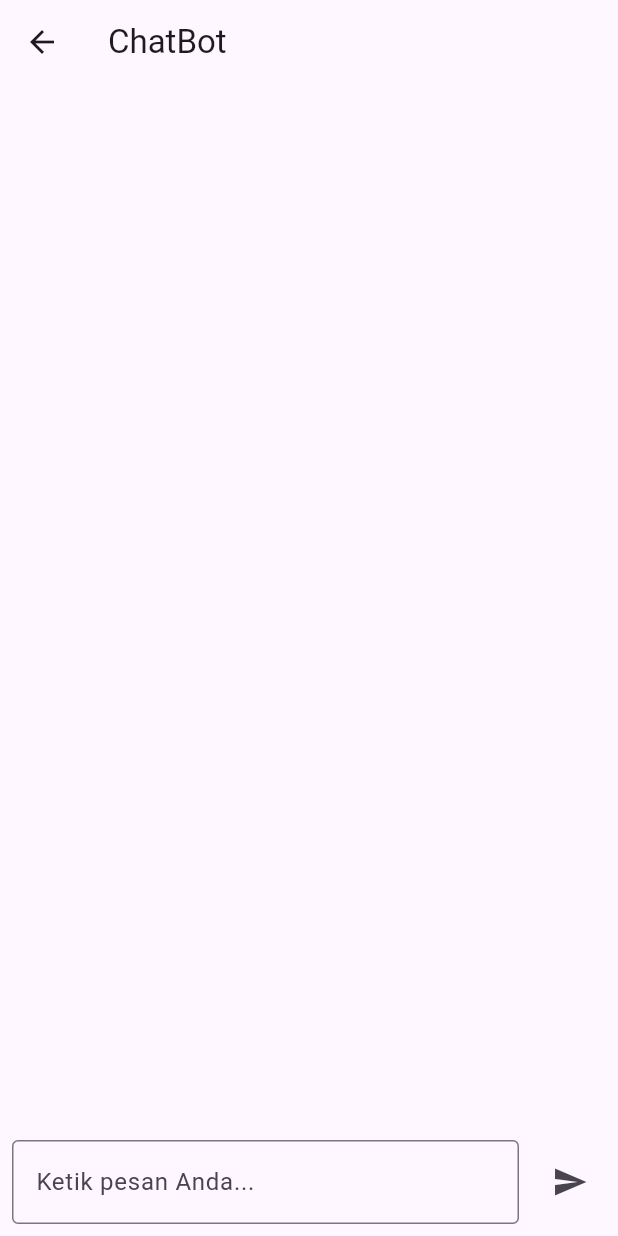
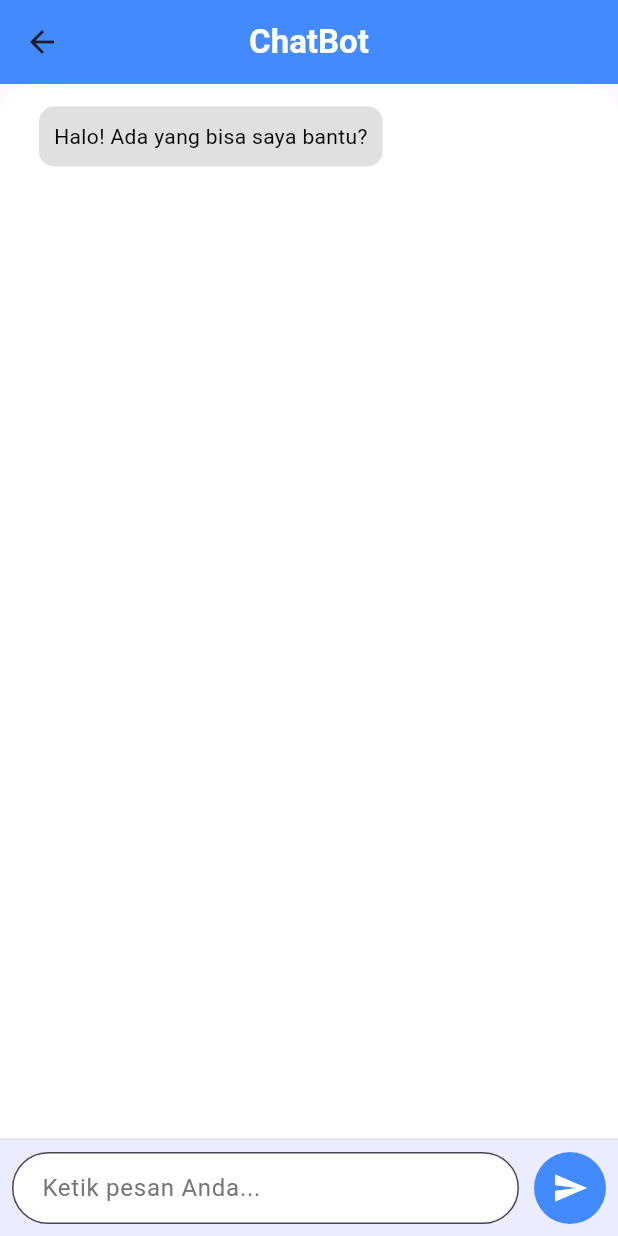
Before and after one commit to vikarmaulanaarrisyad/flutter_face_skin_detection_app, a Flutter app: the ChatBotScreen screen opened directly, after a tap on the "send" icon, on a phone screen of 412 x 824 dp. Run offline on Flutter 3.47's test engine with Material 3 defaults, Android fonts, the light colour scheme and no system bars; our stand-ins replace bloc, flutter_bloc, image_picker.

Commit message:
update ui chatbot

```diff
--- a/assets/data/intents.json
+++ b/assets/data/intents.json
@@ -94,7 +94,13 @@
     },
     {
       "tag": "tidak_dikenali",
-      "patterns": ["", "", "", "", ""],
+      "patterns": [
+        "Saya tidak mengerti",
+        "Apa itu?",
+        "Bisa jelaskan?",
+        "Tolong ulangi",
+        "Saya tidak tahu"
+      ],
       "responses": [
         "Maaf, saya tidak mengerti.",
         "Saya tidak tahu.",
@@ -120,7 +126,7 @@
         "Sampai jumpa di kesempatan lain",
         "Selamat tinggal, semoga sukses selalu",
         "Sampai nanti, jangan lupa bahagia",
-        "Selamat berpisah",
+        "Selamat berpis ah",
         "Sampai jumpa di lain waktu, semoga baik-baik saja",
         "Selamat tinggal, semoga hari esok lebih baik",
         "Sampai ketemu lagi di lain kesempatan",
@@ -286,7 +292,7 @@
         "Kulit saya terang, mau rekomendasi outfit musim panas."
       ],
       "responses": [
-        "Di musim panas, Anda bisa memilih pakaian berbahan katun yang ringan dengan warna cerah seperti kuning atau turquoise. Kenakan juga topi untuk melindungi dari sinar matahari!",
+        "Di musim panas, Anda bisa memilih pakaian berb ahan katun yang ringan dengan warna cerah seperti kuning atau turquoise. Kenakan juga topi untuk melindungi dari sinar matahari!",
         "Untuk kulit sawo matang, warna cerah seperti hijau mint atau kuning pastel akan tampak segar di musim panas. Pilih bahan ringan seperti linen atau katun.",
         "Dengan kulit gelap, warna putih atau biru muda akan memberikan tampilan kontras yang menarik saat musim panas.",
         "Kulit terang cocok dengan pakaian berwarna pastel atau biru laut untuk tampilan musim panas yang sejuk dan stylish."
--- a/lib/models/intent_model.dart
+++ b/lib/models/intent_model.dart
@@ -20,4 +20,18 @@ class Intent {
       context: List<String>.from(json['context']),
     );
   }
+
+  // Mendapatkan respons acak
+  String getRandomResponse() {
+    if (responses.isNotEmpty) {
+      var randomResponse = List.from(responses)..shuffle();
+      return randomResponse.first;
+    }
+    return "Tidak ada respons yang tersedia.";
+  }
+
+  @override
+  String toString() {
+    return 'Intent(tag: $tag, patterns: $patterns, responses: $responses, context: $context)';
+  }
 }
--- a/lib/screens/chatbot_screen.dart
+++ b/lib/screens/chatbot_screen.dart
@@ -6,7 +6,6 @@ class ChatBotScreen extends StatefulWidget {
   const ChatBotScreen({super.key});
 
   @override
-  // ignore: library_private_types_in_public_api
   _ChatBotScreenState createState() => _ChatBotScreenState();
 }
 
@@ -21,6 +20,9 @@ class _ChatBotScreenState extends State<ChatBotScreen> {
 
     // Memuat intents saat aplikasi dimulai
     _chatbotService.loadIntents();
+
+    // Menambahkan sapaan dari bot saat aplikasi pertama kali dibuka dengan animasi mengetik
+    _addBotMessage('Halo! Ada yang bisa saya bantu?', typingAnimation: true);
   }
 
   // Fungsi untuk mengirim pesan dan mendapatkan respons
@@ -36,14 +38,55 @@ class _ChatBotScreenState extends State<ChatBotScreen> {
     _controller.clear();
   }
 
+  // Fungsi untuk menambahkan pesan dari bot dengan animasi mengetik
+  void _addBotMessage(String message, {bool typingAnimation = false}) {
+    if (typingAnimation) {
+      // Menambahkan pesan ketikan bot dengan delay
+      setState(() {
+        _messages.add({'sender': 'bot', 'text': '...'});
+      });
+
+      Future.delayed(const Duration(milliseconds: 1000), () {
+        setState(() {
+          _messages[_messages.length - 1] = {'sender': 'bot', 'text': message};
+        });
+      });
+    } else {
+      setState(() {
+        _messages.add({'sender': 'bot', 'text': message});
+      });
+    }
+  }
+
   @override
   Widget build(BuildContext context) {
     return Scaffold(
-      appBar: AppBar(title: const Text('ChatBot')),
+      appBar: AppBar(
+        elevation: 0,
+        title: const Text(
+          'ChatBot',
+          style: TextStyle(
+            color: Colors.white,
+            fontWeight: FontWeight.bold,
+          ),
+        ),
+        backgroundColor: Colors.blueAccent,
+        centerTitle: true,
+      ),
       body: Column(
         children: [
           Expanded(
+            child: Container(
+              decoration: const BoxDecoration(
+                color: Colors.white,
+                borderRadius: BorderRadius.only(
+                  topLeft: Radius.circular(20),
+                  topRight: Radius.circular(20),
+                ),
+              ),
               child: ListView.builder(
+                padding:
+                    const EdgeInsets.symmetric(vertical: 10, horizontal: 16),
                 itemCount: _messages.length,
                 itemBuilder: (context, index) {
                   final message = _messages[index];
@@ -55,23 +98,47 @@ class _ChatBotScreenState extends State<ChatBotScreen> {
                 },
               ),
             ),
-          Padding(
+          ),
+          Container(
+            decoration: BoxDecoration(
+              color: Colors.blueAccent.withOpacity(0.1),
+              border: Border(
+                top: BorderSide(color: Colors.grey.shade300),
+              ),
+            ),
             padding: const EdgeInsets.all(8.0),
             child: Row(
               children: [
                 Expanded(
                   child: TextField(
                     controller: _controller,
-                    decoration: const InputDecoration(
-                      border: OutlineInputBorder(),
+                    decoration: InputDecoration(
+                      contentPadding: const EdgeInsets.symmetric(
+                          horizontal: 16, vertical: 8),
+                      border: OutlineInputBorder(
+                        borderRadius: BorderRadius.circular(30),
+                      ),
+                      filled: true,
+                      fillColor: Colors.white,
                       hintText: 'Ketik pesan Anda...',
+                      hintStyle: TextStyle(color: Colors.grey.shade600),
                     ),
                   ),
                 ),
                 const SizedBox(width: 10),
-                IconButton(
-                  icon: const Icon(Icons.send),
-                  onPressed: () => _sendMessage(_controller.text),
+                GestureDetector(
+                  onTap: () => _sendMessage(_controller.text),
+                  child: Container(
+                    padding: const EdgeInsets.all(12),
+                    decoration: const BoxDecoration(
+                      shape: BoxShape.circle,
+                      color: Colors.blueAccent,
+                    ),
+                    child: const Icon(
+                      Icons.send,
+                      color: Colors.white,
+                    ),
+                  ),
                 ),
               ],
             ),
--- a/pubspec.yaml
+++ b/pubspec.yaml
@@ -20,6 +20,7 @@ dependencies:
   http: ^1.2.2
   bloc: ^8.1.4
   mockito: ^5.4.4
+  bloc_test: ^9.0.0
 
 dev_dependencies:
   flutter_test:
```
Also changed, not shown: lib/screens/register_screen.dart (+25 -12 lines), lib/services/chatbot_service.dart (+4 -7 lines), pubspec.lock, 1 other file. Lines whose indentation alone changed are shown as unchanged.
